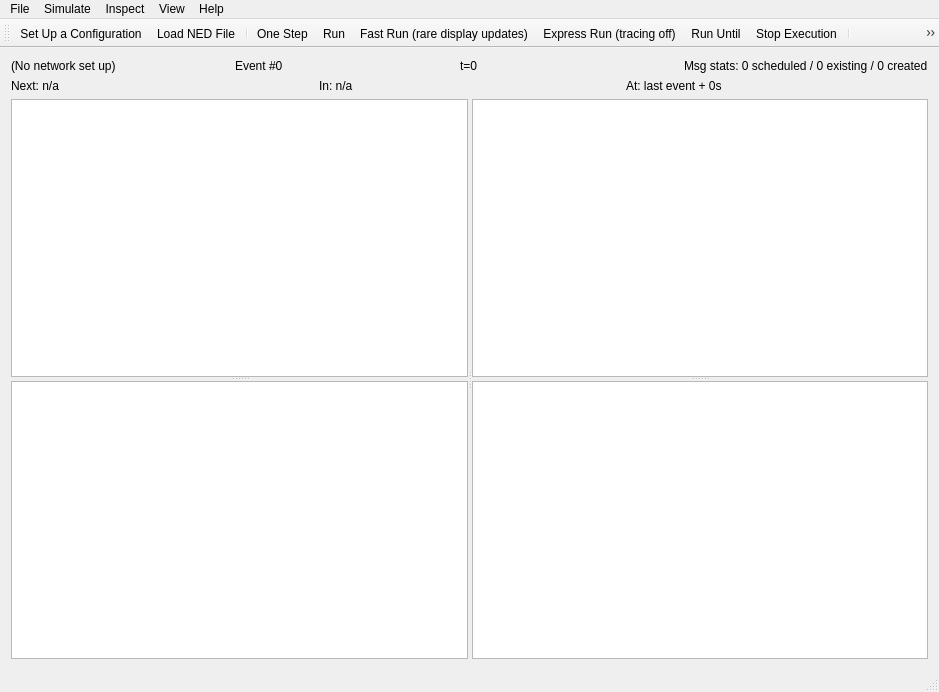
omnetpp/omnetpp, file src/qtenv/mainwindow.ui: the form before one commit.
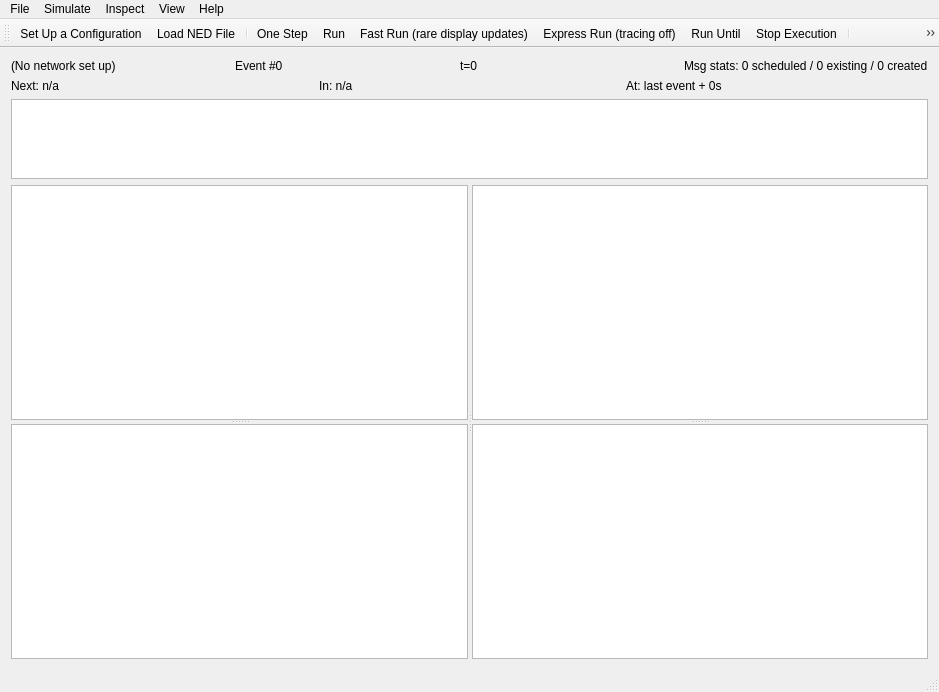
The form after the commit. Icons and pictures are not drawn.

```diff
--- a/src/qtenv/mainwindow.ui
+++ b/src/qtenv/mainwindow.ui
@@ -89,6 +89,31 @@
         </item>
        </layout>
       </item>
+      <item>
+       <widget class="QGraphicsView" name="timeLine">
+        <property name="sizePolicy">
+         <sizepolicy hsizetype="Expanding" vsizetype="Fixed">
+          <horstretch>0</horstretch>
+          <verstretch>0</verstretch>
+         </sizepolicy>
+        </property>
+        <property name="maximumSize">
+         <size>
+          <width>16777215</width>
+          <height>80</height>
+         </size>
+        </property>
+        <property name="backgroundBrush">
+         <brush brushstyle="NoBrush">
+          <color alpha="255">
+           <red>0</red>
+           <green>0</green>
+           <blue>0</blue>
+          </color>
+         </brush>
+        </property>
+       </widget>
+      </item>
      </layout>
     </item>
     <item>
```
Left out of the diff: 20 changed lines with no effect on the pictures.
